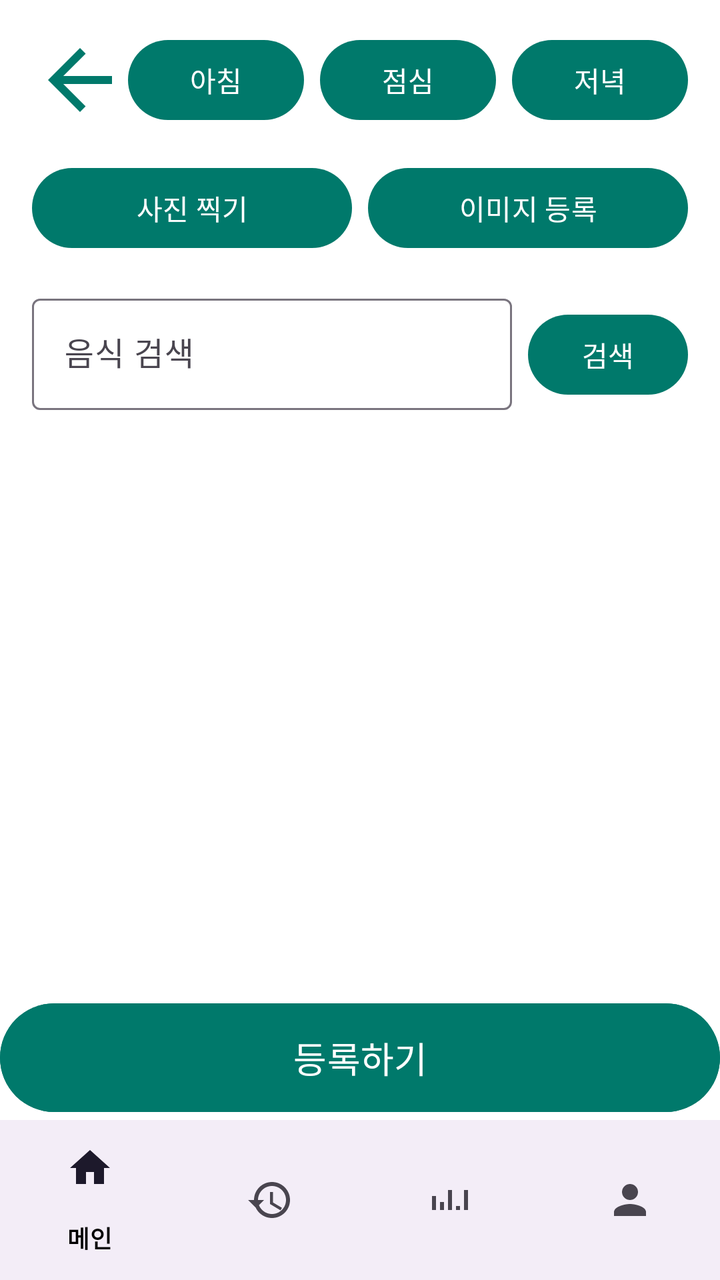
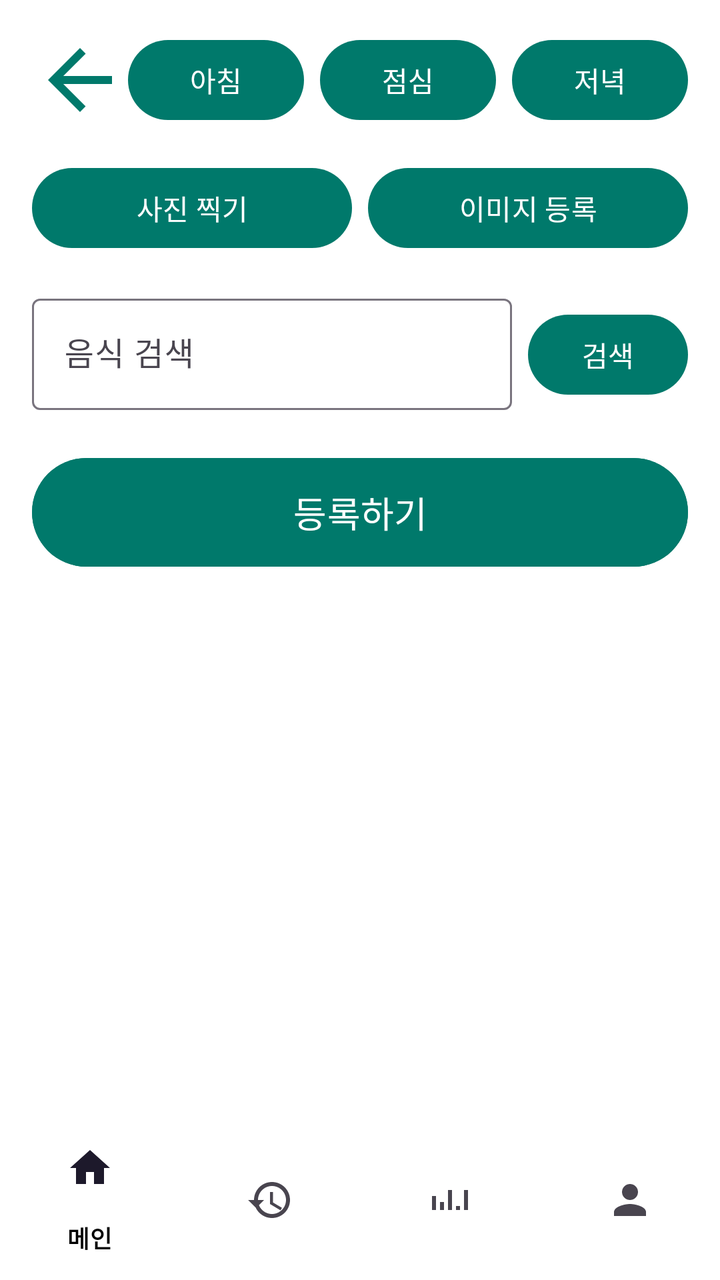

Compare the two renders of this Android layout. The source of the first and the diff that turns it into the second are given below.
<!-- AndroidManifest.xml: application theme Theme.GJGN -->
<!-- res/layout/activity_meal_record.xml -->
<androidx.coordinatorlayout.widget.CoordinatorLayout
    xmlns:android="http://schemas.android.com/apk/res/android"
    xmlns:app="http://schemas.android.com/apk/res-auto"
    android:layout_width="match_parent"
    android:layout_height="match_parent">

    <ScrollView
        android:layout_width="match_parent"
        android:layout_height="match_parent"
        android:padding="16dp"
        android:fillViewport="true"
        android:paddingBottom="200dp">

        <LinearLayout
            android:orientation="vertical"
            android:layout_width="match_parent"
            android:layout_height="wrap_content">

            
            <LinearLayout
                android:orientation="horizontal"
                android:layout_width="match_parent"
                android:layout_height="wrap_content"
                android:gravity="center"
                android:layout_marginBottom="16dp">

                <Button
                    android:id="@+id/btnBack"
                    android:layout_width="48dp"
                    android:layout_height="48dp"
                    android:background="@drawable/ic_arrow_back" />

                <Button
                    android:id="@+id/btnBreakfast"
                    android:layout_width="0dp"
                    android:layout_height="48dp"
                    android:layout_weight="1"
                    android:text="아침" />

                <Button
                    android:id="@+id/btnLunch"
                    android:layout_width="0dp"
                    android:layout_height="48dp"
                    android:layout_weight="1"
                    android:layout_marginStart="8dp"
                    android:text="점심" />

                <Button
                    android:id="@+id/btnDinner"
                    android:layout_width="0dp"
                    android:layout_height="48dp"
                    android:layout_weight="1"
                    android:layout_marginStart="8dp"
                    android:text="저녁" />
            </LinearLayout>

            
            <LinearLayout
                android:orientation="horizontal"
                android:layout_width="match_parent"
                android:layout_height="wrap_content"
                android:gravity="center"
                android:layout_marginBottom="16dp">

                <Button
                    android:id="@+id/btnTakePhoto"
                    android:layout_width="0dp"
                    android:layout_height="48dp"
                    android:layout_weight="1"
                    android:text="사진 찍기" />

                <Button
                    android:id="@+id/btnSelectImage"
                    android:layout_width="0dp"
                    android:layout_height="48dp"
                    android:layout_marginStart="8dp"
                    android:layout_weight="1"
                    android:text="이미지 등록" />
            </LinearLayout>

            
            <LinearLayout
                android:id="@+id/searchRow"
                android:layout_width="match_parent"
                android:layout_height="wrap_content"
                android:orientation="horizontal">

                <com.google.android.material.textfield.TextInputLayout
                    android:id="@+id/layoutSearch"
                    android:layout_width="0dp"
                    android:layout_weight="1"
                    android:layout_height="wrap_content"
                    android:hint="음식 검색"
                    app:boxBackgroundMode="outline"
                    android:layout_marginEnd="8dp">

                    <com.google.android.material.textfield.TextInputEditText
                        android:id="@+id/inputSearch"
                        android:layout_width="match_parent"
                        android:layout_height="wrap_content"
                        android:inputType="text" />
                </com.google.android.material.textfield.TextInputLayout>

                <Button
                    android:id="@+id/btnSearchFood"
                    android:layout_width="80dp"
                    android:layout_height="wrap_content"
                    android:text="검색"/>
            </LinearLayout>

            
            <LinearLayout
                android:id="@+id/searchResultContainer"
                android:orientation="vertical"
                android:layout_width="match_parent"
                android:layout_height="wrap_content"
                android:visibility="gone"
                android:layout_marginTop="4dp"
                android:background="@android:color/white"
                android:elevation="8dp"
                android:padding="6dp"
                android:divider="@android:color/darker_gray"
                android:showDividers="middle" />

            
            <ImageView
                android:id="@+id/imgPreview"
                android:layout_width="match_parent"
                android:layout_height="220dp"
                android:scaleType="centerCrop"
                android:visibility="gone"
                android:background="#E5E5E5"
                android:layout_marginTop="16dp"
                android:layout_marginBottom="10dp"/>

            
            <LinearLayout
                android:id="@+id/analysisContainer"
                android:layout_width="match_parent"
                android:layout_height="wrap_content"
                android:orientation="vertical"
                android:visibility="gone"
                android:layout_marginTop="12dp"/>
        </LinearLayout>
    </ScrollView>

    
    <LinearLayout
        android:id="@+id/bottomArea"
        android:orientation="vertical"
        android:layout_width="match_parent"
        android:layout_height="wrap_content"
        android:layout_gravity="bottom">

        <Button
            android:id="@+id/btnSave"
            android:layout_width="match_parent"
            android:layout_height="wrap_content"
            android:text="등록하기"
            android:backgroundTint="@color/teal_700"
            android:textColor="@android:color/white"
            android:textSize="18sp"
            android:padding="14dp" />

        <com.google.android.material.bottomnavigation.BottomNavigationView
            android:id="@+id/bottomNavigationView"
            android:layout_width="match_parent"
            android:layout_height="wrap_content"
            app:menu="@menu/bottom_nav_menu" />
    </LinearLayout>

</androidx.coordinatorlayout.widget.CoordinatorLayout>
<!-- resources referenced by this layout -->
<resources>
  <color name="teal_700">#00796B</color>
  <!-- drawable ic_arrow_back (drawable) -->
  <vector xmlns:android="http://schemas.android.com/apk/res/android"
      android:width="24dp"
      android:height="24dp"
      android:viewportWidth="24"
      android:viewportHeight="24">
  
      <path
          android:fillColor="#000000"
          android:pathData="M20,11H7.83l5.59,-5.59L12,4l-8,8 8,8 1.41,-1.41L7.83,13H20v-2z"/>
  </vector>
  <style name="Theme.GJGN" parent="Theme.Material3.Light.NoActionBar">
  
          
          <item name="android:windowBackground">@color/white</item>
          <item name="android:statusBarColor">@color/white</item>
          <item name="android:navigationBarColor">@color/white</item>
  
          
          <item name="colorOnSurface">@color/black</item>
          <item name="colorOnBackground">@color/black</item>
  
          
          <item name="colorPrimary">@color/teal_700</item>
          <item name="colorPrimaryContainer">@color/teal_700</item>
          <item name="colorSecondary">@color/teal_700</item>
  
      </style>
  <color name="white">#FFFFFF</color>
  <color name="black">#000000</color>
</resources>

<!-- the commit's change to res/layout/activity_meal_record.xml (unified diff, before → after) -->
@@ -1,20 +1,28 @@
-<androidx.coordinatorlayout.widget.CoordinatorLayout
-    xmlns:android="http://schemas.android.com/apk/res/android"
+<?xml version="1.0" encoding="utf-8"?>
+<androidx.constraintlayout.widget.ConstraintLayout xmlns:android="http://schemas.android.com/apk/res/android"
     xmlns:app="http://schemas.android.com/apk/res-auto"
     android:layout_width="match_parent"
     android:layout_height="match_parent">
 
+    
     <ScrollView
-        android:layout_width="match_parent"
-        android:layout_height="match_parent"
+        android:id="@+id/scrollView"
+        android:layout_width="0dp"
+        android:layout_height="0dp"
         android:padding="16dp"
         android:fillViewport="true"
-        android:paddingBottom="200dp">
+        app:layout_constraintTop_toTopOf="parent"
+        app:layout_constraintBottom_toTopOf="@id/bottomNavigationView"
+        app:layout_constraintStart_toStartOf="parent"
+        app:layout_constraintEnd_toEndOf="parent">
 
         <LinearLayout
-            android:orientation="vertical"
+            android:id="@+id/contentLayout"
             android:layout_width="match_parent"
-            android:layout_height="wrap_content">
+            android:layout_height="wrap_content"
+            android:orientation="vertical">
+
+            
 
             
             <LinearLayout
@@ -141,32 +149,30 @@
                 android:orientation="vertical"
                 android:visibility="gone"
                 android:layout_marginTop="12dp"/>
+
+            
+            <Button
+                android:id="@+id/btnSave"
+                android:layout_width="match_parent"
+                android:layout_height="wrap_content"
+                android:text="등록하기"
+                android:backgroundTint="@color/teal_700"
+                android:textColor="@android:color/white"
+                android:textSize="18sp"
+                android:padding="14dp"
+                android:layout_marginTop="20dp"
+                android:layout_marginBottom="20dp" />
+
         </LinearLayout>
     </ScrollView>
 
     
-    <LinearLayout
-        android:id="@+id/bottomArea"
-        android:orientation="vertical"
+    <com.google.android.material.bottomnavigation.BottomNavigationView
+        android:id="@+id/bottomNavigationView"
         android:layout_width="match_parent"
         android:layout_height="wrap_content"
-        android:layout_gravity="bottom">
+        app:menu="@menu/bottom_nav_menu"
+        android:background="@android:color/white"
+        app:layout_constraintBottom_toBottomOf="parent"/>
 
-        <Button
-            android:id="@+id/btnSave"
-            android:layout_width="match_parent"
-            android:layout_height="wrap_content"
-            android:text="등록하기"
-            android:backgroundTint="@color/teal_700"
-            android:textColor="@android:color/white"
-            android:textSize="18sp"
-            android:padding="14dp" />
-
-        <com.google.android.material.bottomnavigation.BottomNavigationView
-            android:id="@+id/bottomNavigationView"
-            android:layout_width="match_parent"
-            android:layout_height="wrap_content"
-            app:menu="@menu/bottom_nav_menu" />
-    </LinearLayout>
-
-</androidx.coordinatorlayout.widget.CoordinatorLayout>
+</androidx.constraintlayout.widget.ConstraintLayout>
